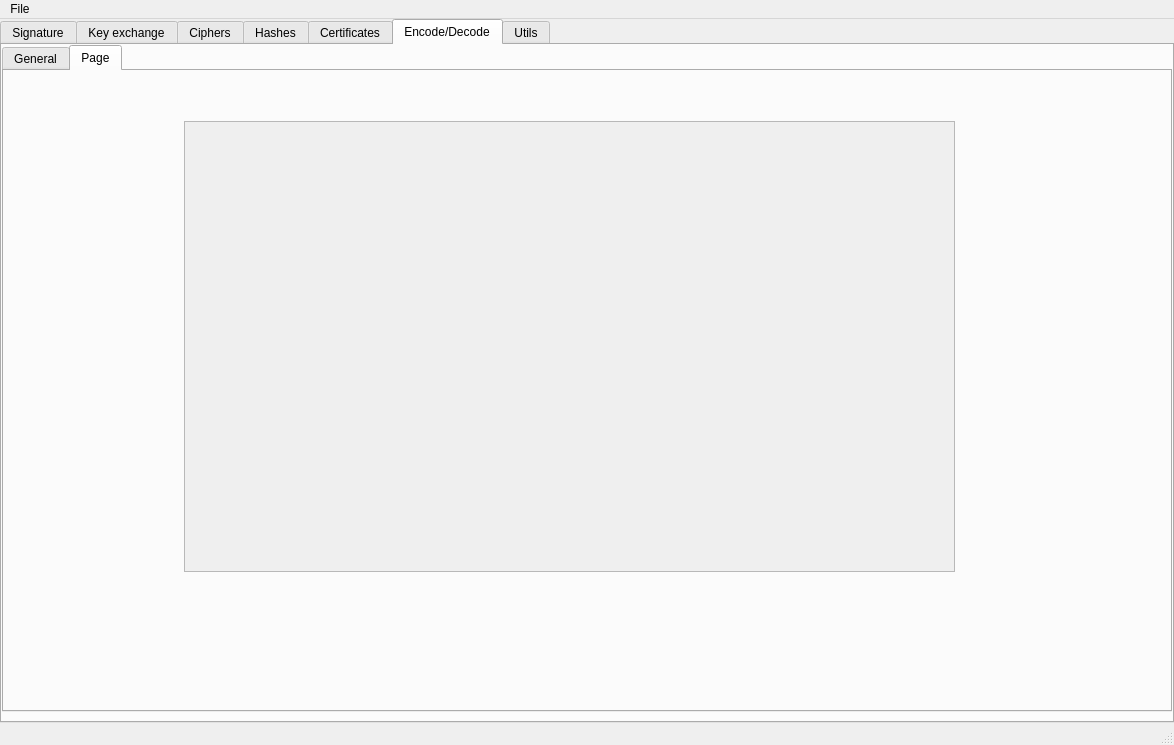
Above: ui/mainwindow.ui from caffedrine/CryptoPocketKnife before the change. Below: the same form after it.
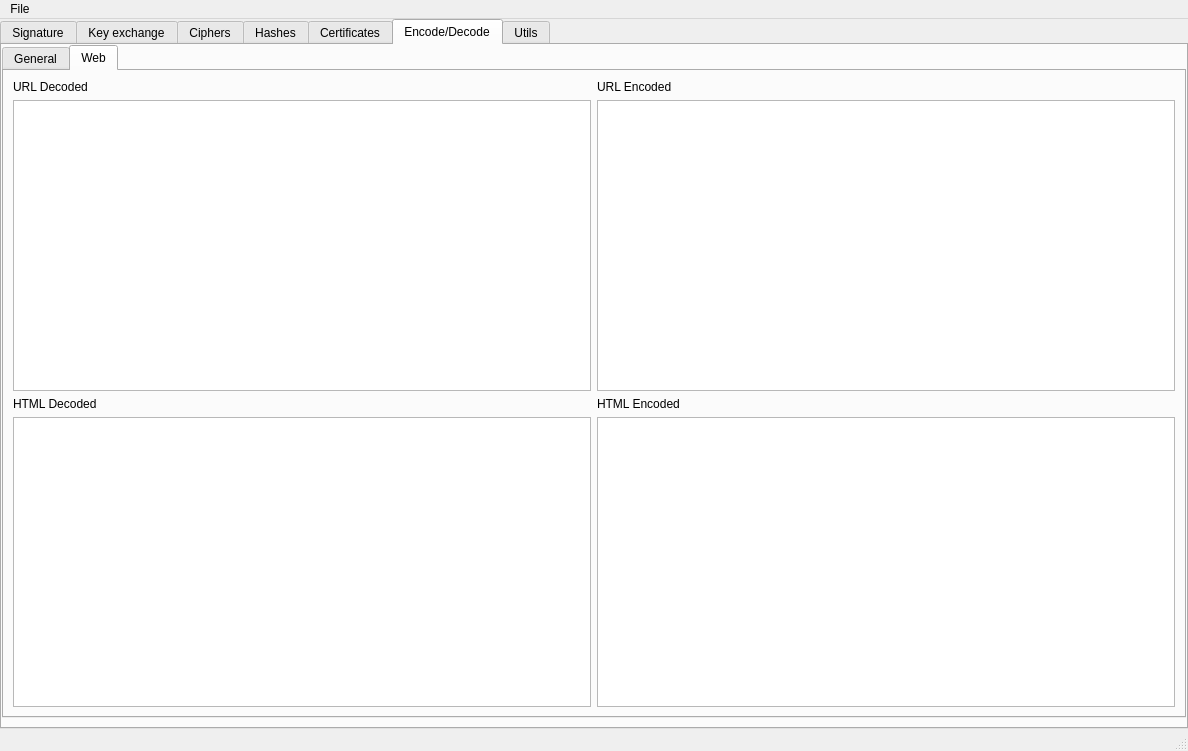
That is the form after the change. The open tabs and pages were chosen to show the change. Icons and pictures are not drawn. Custom widgets are drawn as their Qt base class.

Commit message: - added url & html encoding/decoding

What changed in the file:
```diff
--- a/ui/mainwindow.ui
+++ b/ui/mainwindow.ui
@@ -6,8 +6,8 @@
    <rect>
     <x>0</x>
     <y>0</y>
-    <width>1174</width>
-    <height>745</height>
+    <width>1188</width>
+    <height>751</height>
    </rect>
   </property>
   <property name="sizePolicy">
@@ -1206,31 +1206,50 @@
           </widget>
           <widget class="QWidget" name="tab_11">
            <attribute name="title">
-            <string>Page</string>
+            <string>Web</string>
            </attribute>
-           <widget class="QScrollArea" name="scrollArea">
-            <property name="geometry">
-             <rect>
-              <x>180</x>
-              <y>50</y>
-              <width>771</width>
-              <height>451</height>
-             </rect>
-            </property>
-            <property name="widgetResizable">
-             <bool>true</bool>
-            </property>
-            <widget class="QWidget" name="scrollAreaWidgetContents">
-             <property name="geometry">
-              <rect>
-               <x>0</x>
-               <y>0</y>
-               <width>769</width>
-               <height>449</height>
-              </rect>
-             </property>
-            </widget>
-           </widget>
+           <layout class="QGridLayout" name="gridLayout_17">
+            <item row="0" column="0">
+             <widget class="QLabel" name="label_39">
+              <property name="text">
+               <string>URL Decoded</string>
+              </property>
+             </widget>
+            </item>
+            <item row="0" column="1">
+             <widget class="QLabel" name="label_40">
+              <property name="text">
+               <string>URL Encoded</string>
+              </property>
+             </widget>
+            </item>
+            <item row="1" column="0">
+             <widget class="QTextEdit" name="textEdit_EncodeDecode_UrlEncoded"/>
+            </item>
+            <item row="1" column="1">
+             <widget class="QTextEdit" name="textEdit_EncodeDecode_UrlDecoded"/>
+            </item>
+            <item row="2" column="0">
+             <widget class="QLabel" name="label_42">
+              <property name="text">
+               <string>HTML Decoded</string>
+              </property>
+             </widget>
+            </item>
+            <item row="2" column="1">
+             <widget class="QLabel" name="label_41">
+              <property name="text">
+               <string>HTML Encoded</string>
+              </property>
+             </widget>
+            </item>
+            <item row="3" column="0">
+             <widget class="QTextEdit" name="textEdit_EncodeDecode_HtmlDecoded"/>
+            </item>
+            <item row="3" column="1">
+             <widget class="QTextEdit" name="textEdit_EncodeDecode_HtmlEncoded"/>
+            </item>
+           </layout>
           </widget>
          </widget>
         </item>
@@ -1268,7 +1287,7 @@
     <rect>
      <x>0</x>
      <y>0</y>
-     <width>1174</width>
+     <width>1188</width>
      <height>21</height>
     </rect>
    </property>
```
Left out of the diff: 2 changed lines with no effect on the pictures. The commit also changes 3 other files.
